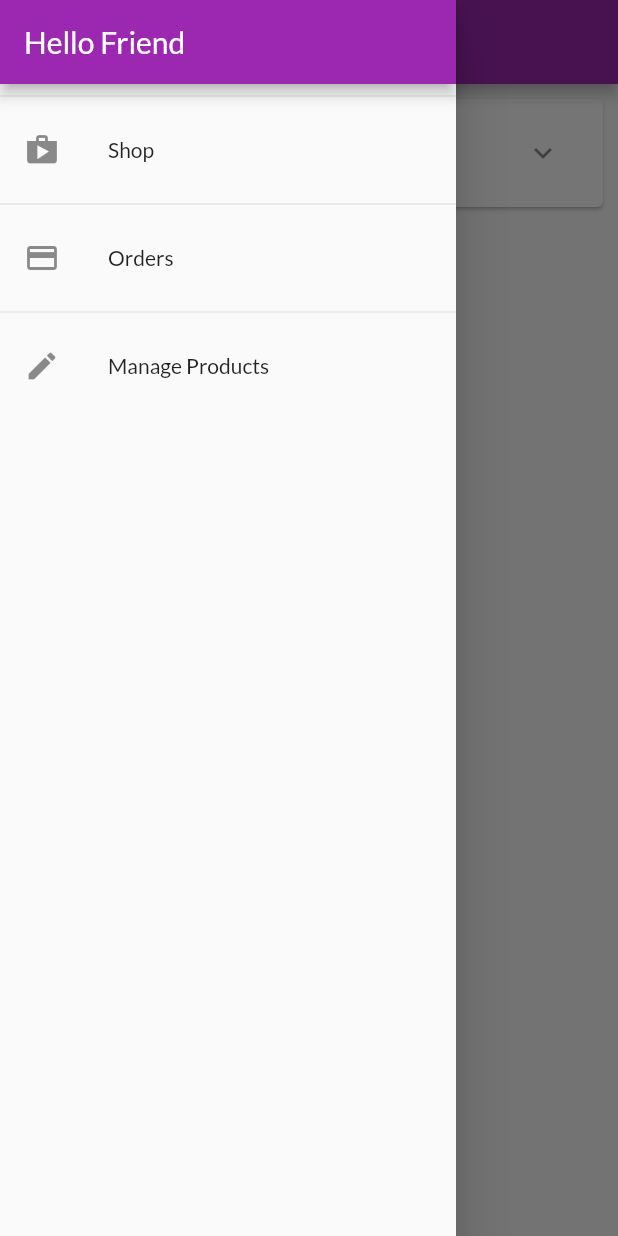
After one commit to TruongAnB1910336/MyShop_Buoi3, a Flutter app: the OrdersScreen screen opened by its route, with the side drawer open, on a phone screen of 412 x 824 dp. The commit adds this screen. Run offline on Flutter 3.47's test engine with Material 2 defaults, Android fonts, the phone set to English and light mode, and no system bars; network calls fail.

Commit message:
Xay dung drawer va dinh tuyen theo ten

```diff
--- a/lib/ui/orders/orders_screen.dart
+++ b/lib/ui/orders/orders_screen.dart
@@ -1,7 +1,9 @@
 import 'package:flutter/material.dart';
 import 'order_manager.dart';
 import 'order_item_cart.dart';
+import '../shared/app_drawer.dart';
 class OrdersScreen extends StatelessWidget{
+  static const routeName='/orders';
   const OrdersScreen({super.key});
   @override
   Widget build(BuildContext context){
@@ -12,6 +14,7 @@ class OrdersScreen extends StatelessWidget{
         title: const Text('Your Orders'),
 
       ),
+      drawer: const AppDrawer(),
       body: ListView.builder(
         itemCount: ordersManager.orderCount,
         itemBuilder: (ctx,i) => OrderItemCart(ordersManager.orders[i]),
--- a/lib/ui/products/product.overview.screen.dart
+++ b/lib/ui/products/product.overview.screen.dart
@@ -1,5 +1,7 @@
+import 'package:MyShop/ui/cart/cart_screen.dart';
 import 'package:flutter/material.dart';
 import 'products_grid.dart';
+import '../shared/app_drawer.dart';
 enum FilterOptions {favorite,all}
 class ProductsOverviewScreen extends StatefulWidget {
   const ProductsOverviewScreen({super.key});
@@ -19,6 +21,8 @@ class _ProductsOverviewScreenState extends State<ProductsOverviewScreen> {
           buildShoppingCartIcon(),
         ],
       ),
+      drawer: const AppDrawer(),
+
       body: ProductsGrid(_showOnlyFavorites),
     );
   }
@@ -28,7 +32,7 @@ class _ProductsOverviewScreenState extends State<ProductsOverviewScreen> {
         Icons.shopping_cart,
       ),
       onPressed: (){
-        print('Go to cart screen');
+        Navigator.of(context).pushNamed(CartScreen.routeName);
       },
     );
   }
--- a/lib/ui/products/product_detail_screen.dart
+++ b/lib/ui/products/product_detail_screen.dart
@@ -3,6 +3,7 @@ import 'dart:html';
 import 'package:flutter/material.dart';
 import '../../models/product.dart';
 class ProductDetailScreen extends StatelessWidget {
+  static const routeName='/product-detail';
   const ProductDetailScreen(
     this.product, {
       super.key,
--- a/lib/ui/products/products_manager.dart
+++ b/lib/ui/products/products_manager.dart
@@ -45,4 +45,7 @@ class ProductsManager {
   List<Product> get favoriteItems {
     return _items.where((prodItem) => prodItem.isFavorite).toList();
   }
+  Product findById(String id){
+    return _items.firstWhere((prod) => prod.id ==id);
+  }
 }
--- a/lib/ui/products/user_products_screen.dart
+++ b/lib/ui/products/user_products_screen.dart
@@ -1,7 +1,9 @@
 import 'package:flutter/material.dart';
 import 'user_product_list_tile.dart';
 import 'products_manager.dart';
+import '../shared/app_drawer.dart';
 class UserProductsScreen extends StatelessWidget {
+  static const routeName='/user-products';
   const UserProductsScreen({super.key});
   @override
   Widget build(BuildContext context){
@@ -13,6 +15,7 @@ class UserProductsScreen extends StatelessWidget {
           buildAddButton(),
         ],
       ),
+      drawer: const AppDrawer(),
       body: RefreshIndicator(
         onRefresh: () async => print('Refresh Product'),
         child: buildUserProductListView(productsManager),
--- /dev/null
+++ b/lib/ui/screens.dart
@@ -0,0 +1,10 @@
+export 'products/product.overview.screen.dart';
+export 'products/product_detail_screen.dart';
+export 'products/user_products_screen.dart';
+export 'products/products_manager.dart';
+
+export 'orders/orders_screen.dart';
+export 'orders/order_manager.dart';
+
+export 'cart/cart_screen.dart';
+export 'cart/cart_manager.dart';
--- /dev/null
+++ b/lib/ui/shared/app_drawer.dart
@@ -0,0 +1,44 @@
+import 'package:flutter/material.dart';
+import '../orders/orders_screen.dart';
+import '../products/user_products_screen.dart';
+class AppDrawer extends StatelessWidget {
+  const AppDrawer({super.key});
+  @override
+  Widget build(BuildContext context){
+    return Drawer(
+      child: Column(
+        children: <Widget>[
+          AppBar(
+            title: const Text('Hello Friend'),
+            automaticallyImplyLeading: false,
+          ),
+          const Divider(),
+          ListTile(
+            leading: const Icon(Icons.shop),
+            title: const Text('Shop'),
+            onTap: () {
+              Navigator.of(context).pushReplacementNamed('/');
+
+            },
+          ),
+          const Divider(),
+          ListTile(
+            leading: const Icon(Icons.payment),
+            title: const Text('Orders'),
+            onTap: () {
+              Navigator.of(context).pushReplacementNamed(OrdersScreen.routeName);
+            },
+          ),
+          const Divider(),
+          ListTile(
+            leading: const Icon(Icons.edit),
+            title: const Text('Manage Products'),
+            onTap: () {
+              Navigator.of(context).pushReplacementNamed(UserProductsScreen.routeName);
+            },
+          ),
+        ],
+      ),
+    );
+  }
+}
```
Also changed, not shown: lib/main.dart (+28 -8 lines), lib/ui/products/product_grid_tile.dart (+3 -4 lines).
